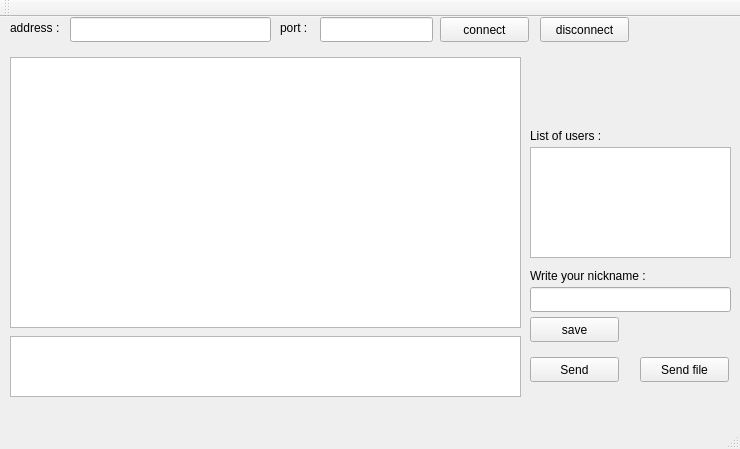
This is lab_3_TCPserver_chat_Qt/TCP_v2_client/client.ui in MykytaOpanyuk/All_programs_studying as Qt 5 draws it before an edit. The edited form follows.
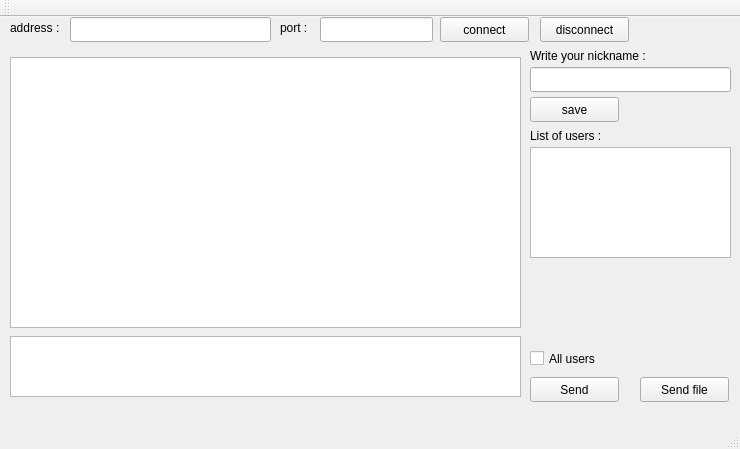
This is the edited form.

Commit message: In process, finally I finished writting of client interface for server (which help server to understand what user do in his client, also it take part in creation of new socket and for next time also multithreading method.

Diff of the .ui file:
```diff
--- a/lab_3_TCPserver_chat_Qt/TCP_v2_client/client.ui
+++ b/lab_3_TCPserver_chat_Qt/TCP_v2_client/client.ui
@@ -54,7 +54,7 @@
     <property name="geometry">
      <rect>
       <x>640</x>
-      <y>340</y>
+      <y>360</y>
       <width>89</width>
       <height>25</height>
      </rect>
@@ -67,7 +67,7 @@
     <property name="geometry">
      <rect>
       <x>530</x>
-      <y>300</y>
+      <y>80</y>
       <width>89</width>
       <height>25</height>
      </rect>
@@ -80,7 +80,7 @@
     <property name="geometry">
      <rect>
       <x>530</x>
-      <y>250</y>
+      <y>30</y>
       <width>171</width>
       <height>17</height>
      </rect>
@@ -93,7 +93,7 @@
     <property name="geometry">
      <rect>
       <x>530</x>
-      <y>270</y>
+      <y>50</y>
       <width>201</width>
       <height>25</height>
      </rect>
@@ -136,7 +136,7 @@
     <property name="geometry">
      <rect>
       <x>530</x>
-      <y>340</y>
+      <y>360</y>
       <width>89</width>
       <height>25</height>
      </rect>
@@ -191,6 +191,19 @@
      <string>disconnect</string>
     </property>
    </widget>
+   <widget class="QCheckBox" name="check_to_all">
+    <property name="geometry">
+     <rect>
+      <x>530</x>
+      <y>330</y>
+      <width>92</width>
+      <height>23</height>
+     </rect>
+    </property>
+    <property name="text">
+     <string>All users</string>
+    </property>
+   </widget>
   </widget>
   <widget class="QMenuBar" name="menuBar">
    <property name="geometry">
```
The commit also changes 23 other files.
